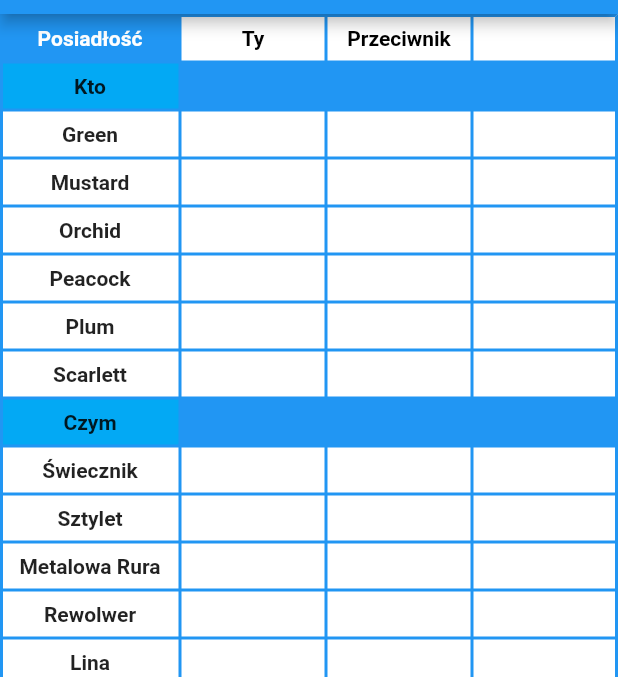
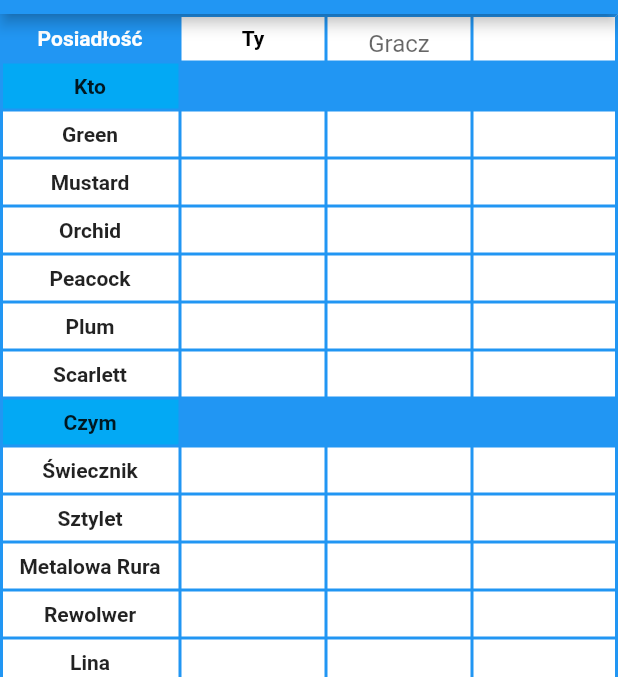
Before and after one commit to Cepeen/ClueNotepad, a Flutter app: the screen it shows after launch, on a phone screen of 412 x 824 dp, the part 70-747 px from its top. Run offline on Flutter 3.47's test engine with Material 2 defaults, Android fonts, the phone set to English and light mode, and no system bars.

```diff
--- a/lib/main.dart
+++ b/lib/main.dart
@@ -3,46 +3,53 @@ import 'package:flutter/services.dart';
 
 import 'tables.dart';
 
-void main() => runApp(const ClueNotepad());
+void main()  => runApp(const ClueNotepad());
 
-class ClueNotepad extends StatelessWidget {
+var jeden = ClickableTableCell ();
+
+class ClueNotepad extends StatefulWidget {
 
   const ClueNotepad({Key key}) : super(key: key);
 
   static const String _title = 'Clue Notepad';
 
   @override
+  _ClueNotepadState createState() => _ClueNotepadState();
+}
+
+class _ClueNotepadState extends State<ClueNotepad> {
+
+  @override
   Widget build(BuildContext context)
   {
     return MaterialApp(
-      title: _title,
-      home: Scaffold(
-        appBar: AppBar(title: const Text(_title),
-        actions: [PopupMenuButton<int>(onSelected: (item) => onSelected(context, item),  itemBuilder: (context) => [
-          PopupMenuItem(
-            value: 0,
-            child: Text('clear tables')
-            ),
-            PopupMenuItem(
-              value: 1,
-              child: Text('close app')
-            )
-            ],
-            )
-            ],),
-
-        body: Notepad('Clue Notepad'),
-      ),
+      title: ClueNotepad._title,
+      home: AppContent(),
     );
   }
 }
 
+class AppContent extends StatefulWidget {
 
- void onSelected(BuildContext context, int item) {
+  @override
+  _AppContentState createState() => _AppContentState();
+}
+
+class _AppContentState extends State<AppContent> {
+var playersInitial = 2;
+
+Future<void> onSelected(BuildContext context, int item) async {
 
    switch (item) {
      case 0: {
 
+    showDialog(context: context, builder: (context) => AlertDialog (
+       actions: <Widget>[
+       TextButton(child: Text('clear'), onPressed: () => Navigator.of(context).pop(setState(() {playersInitial = playersInitial
+       ;}))),
+         ]
+       )
+       );
      }
        break;
       case 1: {
@@ -51,7 +58,48 @@ class ClueNotepad extends StatelessWidget {
 
       }
        break;
+    case 2: {
 
+           showDialog(context: context, builder: (context) => AlertDialog (
+      actions: <Widget>[
+      TextButton(child: Text('2'), onPressed: () => Navigator.of(context).pop(setState(() {playersInitial = 2;}))),
+      TextButton(child: Text('3'), onPressed: () => Navigator.of(context).pop(setState(() {playersInitial = 3;}))),
+      TextButton(child: Text('4'), onPressed: () => Navigator.of(context).pop(setState(() {playersInitial = 4;}))),
+      TextButton(child: Text('5'), onPressed: () => Navigator.of(context).pop(setState(() {playersInitial = 5;}))),
+      TextButton(child: Text('6'), onPressed: () => Navigator.of(context).pop(setState(() {playersInitial = 6;}))),
+      ]
+      )
+      );
+      }
+       break;
      default:
    }
  }
+
+  @override
+  Widget build(BuildContext context) {
+    return Scaffold(
+      appBar: AppBar(title: const Text(ClueNotepad._title),
+      actions: [PopupMenuButton<int>(onSelected: (item) => onSelected(context, item),  itemBuilder: (context)  => [
+
+           PopupMenuItem(
+          value: 0,
+          child: Text('clear tables')
+          ),
+          PopupMenuItem(
+            value: 1,
+            child: Text('close app')
+          ),
+          PopupMenuItem(
+            value: 2,
+            child:Text('set players')
+          ),
+
+          ],
+          )
+          ],),
+
+      body: Notepad('Clue Notepad', playersInitial),
+    );
+  }
+}
--- a/lib/tables.dart
+++ b/lib/tables.dart
@@ -1,27 +1,19 @@
 import 'package:flutter/material.dart';
 
 
-
-
 class Notepad extends StatefulWidget {
-  Notepad(this.title);
+  Notepad(this.title, this.numberOfPlayers);
   final String title;
-
-
-
+  final int numberOfPlayers;
 
   @override
   _NotepadState createState() => _NotepadState();
 }
 
-
 class _NotepadState extends State<Notepad> {
   var ktoArray = ['Green', 'Mustard', 'Orchid', 'Peacock', 'Plum', 'Scarlett'];
   var czymArray = ['Świecznik', 'Sztylet', 'Metalowa Rura', 'Rewolwer', 'Lina', 'Klucz francuski'];
   var gdzieArray = ['Salon', 'Sala bilardowa', 'Ogród zimowy', 'Jadalnia', 'Hol', 'Kuchnia', 'Biblioteka', 'Weranda', 'Gabinet'];
-
-  @override
-
 
   @override
   Widget build(BuildContext context) {
@@ -37,6 +29,7 @@ class _NotepadState extends State<Notepad> {
           TableRow(
             decoration: const BoxDecoration(color: Colors.white,),
             children: <Widget>[
+
               Container(
           alignment: Alignment.center,
           padding: EdgeInsets.all(2.0),
@@ -49,51 +42,67 @@ class _NotepadState extends State<Notepad> {
           child: Text('Ty',
           style: TextStyle(fontWeight: FontWeight.bold, color: Colors.black)),
           height: 32, ),
+
+
+          for(int i = 0; i <= widget.numberOfPlayers -2; i++)
               Container(alignment: Alignment.center,
         padding: EdgeInsets.all(2.0),
-          child: Text('Przeciwnik',
-          style: TextStyle(fontWeight: FontWeight.bold, color: Colors.black)),
+        child: TextField(
+        textAlign: TextAlign.center,
+        decoration: InputDecoration(
+        border: InputBorder.none,
+        focusedBorder: InputBorder.none,
+        enabledBorder: InputBorder.none,
+        errorBorder: InputBorder.none,
+        disabledBorder: InputBorder.none,
+        contentPadding:
+        EdgeInsets.only(left: 3, bottom: 10, top: 0, right: 3),
+        hintText: "Gracz")),
           height: 32, ),
+
               Container(height: 32, color: Colors.white,),
             ],
           ),
 
-          createSectionTableRow('Kto'),
+          createSectionTableRow('Kto', widget.numberOfPlayers),
           for(var text in ktoArray)
-          createClickableTableRow(text),
+          createClickableTableRow(text, widget.numberOfPlayers),
 
-         createSectionTableRow('Czym'),
+          createSectionTableRow('Czym', widget.numberOfPlayers),
           for(var text in czymArray)
-          createClickableTableRow(text),
+          createClickableTableRow(text, widget.numberOfPlayers),
 
-          createSectionTableRow('Gdzie'),
+          createSectionTableRow('Gdzie', widget.numberOfPlayers),
           for(var text in gdzieArray)
-          createClickableTableRow(text),
+          createClickableTableRow(text, widget.numberOfPlayers),
+
         ]
       ),
     );
   }
 }
 
-TableRow createClickableTableRow(String text) {
+TableRow createClickableTableRow(String text, int playersAmount) {
   return TableRow(
+
           decoration: const BoxDecoration(
           color: Colors.white,
           ),
           children: <Widget>[
-              Container(alignment: Alignment.center,
+              GestureDetector(onDoubleTap: (){},
+                              child: Container(alignment: Alignment.center,
           padding: EdgeInsets.all(2.0),
           child: Text(text,
           style: TextStyle(fontWeight: FontWeight.bold)),
           height: 32, color: Colors.white,),
-          for(int i = 0; i <= 2; i++)
+              ),
+          for(int i = 0; i <= playersAmount; i++)
               ClickableTableCell(),
-
             ],
           );
 }
 
-TableRow createSectionTableRow(String text) {
+TableRow createSectionTableRow(String text, int playersAmount) {
   return TableRow(
           decoration: const BoxDecoration(color: Colors.white,),
           children: <Widget>[
@@ -104,47 +113,56 @@ TableRow createSectionTableRow(String text) {
           style: TextStyle(fontWeight: FontWeight.bold)),
           height: 32, color: Colors.lightBlue,),
 
+for(int i = 0; i <= playersAmount; i++)
               Container(height: 32, color: Colors.blue,),
-              Container(height: 32, color: Colors.blue,),
-              Container(height: 32, color: Colors.blue,),
+
 
        ],
      );
 }
 
+
+
 class ClickableTableCell extends StatefulWidget {
 
-
+ClickableTableCell();
+  final key = GlobalKey();
   @override
-  _ClickableTableCellState createState() => _ClickableTableCellState(0);
+  _ClickableTableCellState createState() => _ClickableTableCellState();
 }
 
 class _ClickableTableCellState extends State<ClickableTableCell> {
 
+int index = 0
+;
 
-int index = 0;
-_ClickableTableCellState(this.index);
-
-
-  @override
 Widget build(BuildContext context) {
     return TableRowInkWell(
-      onDoubleTap: () {
-        setState(() {
-          if(index < 2) {
-            ++index;
-          } else {
-            index = 0;
-          }
+
+      onTap: () {
+         showDialog(
+    context: context,
+    builder: (BuildContext context,) {
+
+      return   AlertDialog(
+      actions: <Widget>[
+      IconButton (icon: Icon(Icons.check), onPressed: () => Navigator.of(context).pop(setState(() {index = 1;}))),
+      IconButton(icon: Icon(Icons.close), onPressed: () => Navigator.of(context).pop(setState(() {index = 2;}))),
+      IconButton(icon: Icon(Icons.help), onPressed: () => Navigator.of(context).pop(setState(() {index = 3;}))),
+      TextButton(child: Text('clear'), onPressed: () => Navigator.of(context).pop(setState(() {index = 0;})))
+
+      ]);
     }
     );
-      },
-
-
-          child: Container(
+    },      child: Container(
             height: 32,
             child: Center(
-        child: index == 0 ? Container() : index == 1 ? Icon(Icons.close) : Icon(Icons.check),
+        child:
+
+        index == 0 ? Container():
+        index == 1 ? Icon(Icons.check) :
+        index == 2 ? Icon(Icons.close) :
+        index == 3 ? Icon(Icons.help) : Container()
        ),
       ),
     );
```
Also changed, not shown: pubspec.yaml (+9 -0 lines), pubspec.lock, 22 other files. Lines whose indentation alone changed are shown as unchanged.
